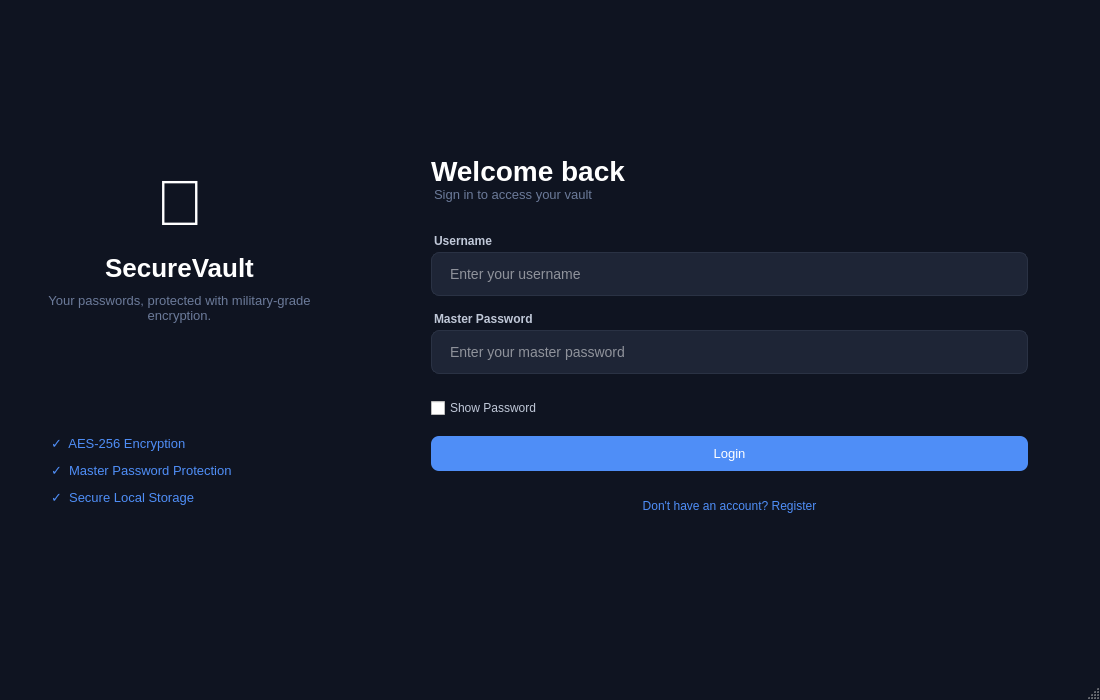
Sanketpatil27/HashVault, file HashVault/HashVault.ui: the form before one commit.
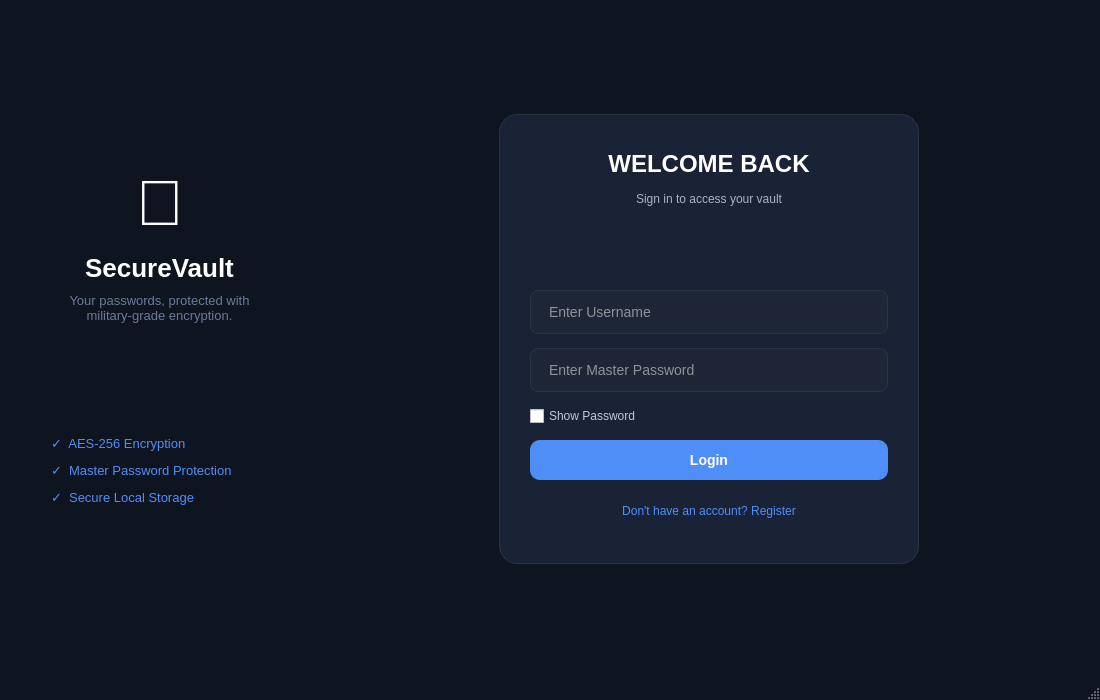
The form after the commit.

Commit message: Added DB schemas at application level made login UI similar to register UI Email & Password validation

What changed in the file:
```diff
--- a/HashVault/HashVault.ui
+++ b/HashVault/HashVault.ui
@@ -101,18 +101,6 @@
 
 
         <!-- register page css -->
-        QPushButton#registerRedirectBtn {
-            background: transparent;
-            color: #4F8EF7;
-            border: none;
-            font-size: 12px;
-            font-family: &quot;Segoe UI&quot;;
-        }
-
-        QPushButton#registerRedirectBtn:hover {
-            color: #7DB2FF;
-        }
-
         
         QWidget#registerPage {
             background-color: #0F1421;
@@ -148,6 +136,19 @@
             font-family: &quot;Segoe UI&quot;;
         }
 
+        QLabel#welcomeLabel {
+            color: white;
+            font-size: 24px;
+            font-weight: bold;
+            font-family: &quot;Segoe UI&quot;;
+        }
+
+        QLabel#welcomeSubLabel {
+            color: #AAB3C5;
+            font-size: 12px;
+            font-family: &quot;Segoe UI&quot;;
+        }
+
         QPushButton#registerBtn:hover {
             background-color: #3A7BD5;
         }
@@ -175,14 +176,14 @@
         }
 
         QPushButton#registerRedirectBtn {
-        background: transparent;
-        color: #4F8EF7;
-        border: none;
-        font-size: 12px;
-        font-family: &quot;
-        Segoe UI&quot;
-        ;
-    }
+            background: transparent;
+            color: #4F8EF7;
+            border: none;
+            font-size: 12px;
+            font-family: &quot;
+            Segoe UI&quot;
+            ;
+        }
 
     QPushButton#registerRedirectBtn:hover {
         color: #7DB2FF;
@@ -476,6 +477,47 @@
     QPushButton#changeMasterPwdBtn:hover {
         background-color: rgba(79, 142, 247, 0.12);
     }
+
+    <!-- login page right panel css -->
+    QWidget#loginPage {
+        background-color: #0F1421;
+    }
+    QFrame#loginCard {
+        background-color: #1A2235;
+        border-radius: 18px;
+        border: 1px solid #2A3244;
+    }
+    QLabel#welcomeLabel {
+        color: white;
+        font-size: 24px;
+        font-weight: bold;
+        font-family: "Segoe UI";
+    }
+    QLabel#welcomeSubLabel {
+        color: #AAB3C5;
+        font-size: 12px;
+        font-family: "Segoe UI";
+    }
+    QPushButton#loginButton {
+        background-color: #4F8EF7;
+        color: white;
+        border: none;
+        border-radius: 10px;
+        padding: 12px;
+        font-size: 14px;
+        font-weight: bold;
+        font-family: "Segoe UI";
+    }
+    QPushButton#loginButton:hover  { background-color: #3A7BD5; }
+    QPushButton#loginButton:pressed { background-color: #2E6BC4; }
+    QPushButton#registerRedirectBtn {
+        background: transparent;
+        color: #4F8EF7;
+        border: none;
+        font-size: 12px;
+        font-family: "Segoe UI";
+    }
+    QPushButton#registerRedirectBtn:hover { color: #7DB2FF; }
         
    </string>
   </property>
@@ -658,226 +700,88 @@
          </layout>
         </item>
         <item>
-         <layout class="QVBoxLayout" name="rightPanelLayout">
-          <property name="spacing">
-           <number>0</number>
-          </property>
-          <property name="leftMargin">
-           <number>72</number>
-          </property>
-          <property name="topMargin">
-           <number>0</number>
-          </property>
-          <property name="rightMargin">
-           <number>72</number>
-          </property>
-          <property name="bottomMargin">
-           <number>0</number>
-          </property>
-          <item>
-           <spacer name="rightTopSpacer">
-            <property name="orientation">
-             <enum>Qt::Orientation::Vertical</enum>
-            </property>
-            <property name="sizeHint" stdset="0">
-             <size>
-              <width>20</width>
-              <height>40</height>
-             </size>
-            </property>
-           </spacer>
-          </item>
-          <item>
-           <widget class="QLabel" name="welcomeLabel">
-            <property name="styleSheet">
-             <string notr="true">
-                color: #FFFFFF; font-size: 28px; font-weight: bold;
-                font-family: &quot;Segoe UI&quot;; background: transparent;
-              </string>
-            </property>
-            <property name="text">
-             <string>Welcome back</string>
-            </property>
-           </widget>
-          </item>
-          <item>
-           <widget class="QLabel" name="welcomeSubLabel">
-            <property name="styleSheet">
-             <string notr="true">
-                color: #6B7A99; font-size: 13px; font-family: &quot;Segoe UI&quot;;
-                background: transparent; margin-bottom: 8px;
-              </string>
-            </property>
-            <property name="text">
-             <string>Sign in to access your vault</string>
-            </property>
-           </widget>
-          </item>
-          <item>
-           <spacer name="formTopGap">
-            <property name="orientation">
-             <enum>Qt::Orientation::Vertical</enum>
-            </property>
-            <property name="sizeType">
-             <enum>QSizePolicy::Policy::Fixed</enum>
-            </property>
-            <property name="sizeHint" stdset="0">
-             <size>
-              <width>20</width>
-              <height>24</height>
-             </size>
-            </property>
-           </spacer>
-          </item>
-          <item>
-           <widget class="QLabel" name="usernameLabel">
-            <property name="styleSheet">
-             <string notr="true">
-                color: #C0C8D8; font-size: 12px; font-weight: bold;
-                font-family: &quot;Segoe UI&quot;; background: transparent; margin-bottom: 4px;
-              </string>
-            </property>
-            <property name="text">
-             <string>Username</string>
-            </property>
-           </widget>
-          </item>
-          <item>
-           <widget class="QLineEdit" name="loginUsernameInput">
-            <property name="placeholderText">
-             <string>Enter your username</string>
-            </property>
-           </widget>
-          </item>
-          <item>
-           <spacer name="fieldGap1">
-            <property name="orientation">
-             <enum>Qt::Orientation::Vertical</enum>
-            </property>
-            <property name="sizeType">
-             <enum>QSizePolicy::Policy::Fixed</enum>
-            </property>
-            <property name="sizeHint" stdset="0">
-             <size>
-              <width>20</width>
-              <height>16</height>
-             </size>
-            </property>
-           </spacer>
-          </item>
-          <item>
-           <widget class="QLabel" name="masterPwdLabel">
-            <property name="styleSheet">
-             <string notr="true">
-                color: #C0C8D8; font-size: 12px; font-weight: bold;
-                font-family: &quot;Segoe UI&quot;; background: transparent; margin-bottom: 4px;
-              </string>
-            </property>
-            <property name="text">
-             <string>Master Password</string>
-            </property>
-           </widget>
-          </item>
-          <item>
-           <widget class="QLineEdit" name="loginPasswordInput">
-            <property name="echoMode">
-             <enum>QLineEdit::EchoMode::Password</enum>
-            </property>
-            <property name="placeholderText">
-             <string>Enter your master password</string>
-            </property>
-           </widget>
-          </item>
-          <item>
-           <spacer name="fieldGap2">
-            <property name="orientation">
-             <enum>Qt::Orientation::Vertical</enum>
-            </property>
-            <property name="sizeType">
-             <enum>QSizePolicy::Policy::Fixed</enum>
-            </property>
-            <property name="sizeHint" stdset="0">
-             <size>
-              <width>20</width>
-              <height>24</height>
-             </size>
-            </property>
-           </spacer>
-          </item>
-          <item>
-           <widget class="QCheckBox" name="loginShowPasswordCheckBox">
-            <property name="text">
-             <string>Show Password</string>
-            </property>
-           </widget>
-          </item>
-          <item>
-           <spacer name="loginSectionGap">
-            <property name="orientation">
-             <enum>Qt::Orientation::Vertical</enum>
-            </property>
-            <property name="sizeType">
-             <enum>QSizePolicy::Policy::Fixed</enum>
-            </property>
-            <property name="sizeHint" stdset="0">
-             <size>
-              <width>20</width>
-              <height>18</height>
-             </size>
-            </property>
-           </spacer>
-          </item>
-          <item>
-           <widget class="QPushButton" name="loginButton">
-            <property name="minimumSize">
-             <size>
-              <width>0</width>
-              <height>32</height>
-             </size>
-            </property>
-            <property name="text">
-             <string>Login</string>
-            </property>
-           </widget>
-          </item>
-          <item>
-           <spacer name="loginSectionGap">
-            <property name="orientation">
-             <enum>Qt::Orientation::Vertical</enum>
-            </property>
-            <property name="sizeType">
-             <enum>QSizePolicy::Policy::Fixed</enum>
-            </property>
-            <property name="sizeHint" stdset="0">
-             <size>
-              <width>20</width>
-              <height>18</height>
-             </size>
-            </property>
-           </spacer>
-          </item>
-          <item>
-           <widget class="QPushButton" name="registerRedirectBtn">
-            <property name="text">
-             <string>Don't have an account? Register</string>
-            </property>
-           </widget>
-          </item>
-          <item>
-           <spacer name="rightBottomSpacer">
-            <property name="orientation">
-             <enum>Qt::Orientation::Vertical</enum>
-            </property>
-            <property name="sizeHint" stdset="0">
-             <size>
-              <width>20</width>
-              <height>40</height>
-             </size>
-            </property>
-           </spacer>
-          </item>
-         </layout>
+            <widget class="QWidget" name="loginPage">
+                <layout class="QHBoxLayout" name="loginMainLayout">
+                <property name="spacing"><number>0</number></property>
+                <property name="leftMargin"><number>0</number></property>
+                <property name="topMargin"><number>0</number></property>
+                <property name="rightMargin"><number>0</number></property>
+                <property name="bottomMargin"><number>0</number></property>
+                <item>
+                    <spacer name="leftSpacer">
+                    <property name="orientation"><enum>Qt::Orientation::Horizontal</enum></property>
+                    <property name="sizeHint" stdset="0"><size><width>200</width><height>20</height></size></property>
+                    </spacer>
+                </item>
+                <item>
+                    <widget class="QFrame" name="loginCard">
+                    <property name="minimumSize"><size><width>420</width><height>450</height></size></property>
+                    <property name="maximumSize"><size><width>420</width><height>450</height></size></property>
+                    <layout class="QVBoxLayout" name="loginCardLayout">
+                        <property name="spacing"><number>14</number></property>
+                        <property name="leftMargin"><number>30</number></property>
+                        <property name="topMargin"><number>35</number></property>
+                        <property name="rightMargin"><number>30</number></property>
+                        <property name="bottomMargin"><number>35</number></property>
+                        <item>
+                        <widget class="QLabel" name="welcomeLabel">
+                            <property name="text"><string>WELCOME BACK</string></property>
+                            <property name="alignment"><set>Qt::AlignmentFlag::AlignCenter</set></property>
+                        </widget>
+                        </item>
+                        <item>
+                        <widget class="QLabel" name="welcomeSubLabel">
+                            <property name="text"><string>Sign in to access your vault</string></property>
+                            <property name="alignment"><set>Qt::AlignmentFlag::AlignCenter</set></property>
+                        </widget>
+                        </item>
+                        <item>
+                        <spacer name="topSpacer">
+                            <property name="orientation"><enum>Qt::Orientation::Vertical</enum></property>
+                            <property name="sizeHint" stdset="0"><size><width>20</width><height>15</height></size></property>
+                        </spacer>
+                        </item>
+                        <item>
+                        <widget class="QLineEdit" name="loginUsernameInput">
+                            <property name="placeholderText"><string>Enter Username</string></property>
+                        </widget>
+                        </item>
+                        <item>
+                        <widget class="QLineEdit" name="loginPasswordInput">
+                            <property name="echoMode"><enum>QLineEdit::EchoMode::Password</enum></property>
+                            <property name="placeholderText"><string>Enter Master Password</string></property>
+                        </widget>
+                        </item>
+                        <item>
+                        <widget class="QCheckBox" name="loginShowPasswordCheckBox">
+                            <property name="text"><string>Show Password</string></property>
+                        </widget>
+                        </item>
+                        <item>
+                        <widget class="QPushButton" name="loginButton">
+                            <property name="minimumSize"><size><width>0</width><height>36</height></size></property>
+                            <property name="text"><string>Login</string></property>
+                        </widget>
+                        </item>
+                        <item>
+                        <widget class="QPushButton" name="registerRedirectBtn">
+                            <property name="text"><string>Don't have an account? Register</string></property>
+                        </widget>
+                        </item>
+                    </layout>
+                    </widget>
+                </item>
+                <item>
+                    <spacer name="rightSpacer">
+                    <property name="orientation"><enum>Qt::Orientation::Horizontal</enum></property>
+                    <property name="sizeHint" stdset="0"><size><width>200</width><height>20</height></size></property>
+                    </spacer>
+                </item>
+                </layout>
+            </widget>
         </item>
+        <!-- ***************************** end ***************************** -->
+        
        </layout>
       </widget>
       <widget class="QWidget" name="dashboardPage">
```
Left out of the diff: 3 changed lines with no effect on the pictures. The commit also changes 9 other files.
